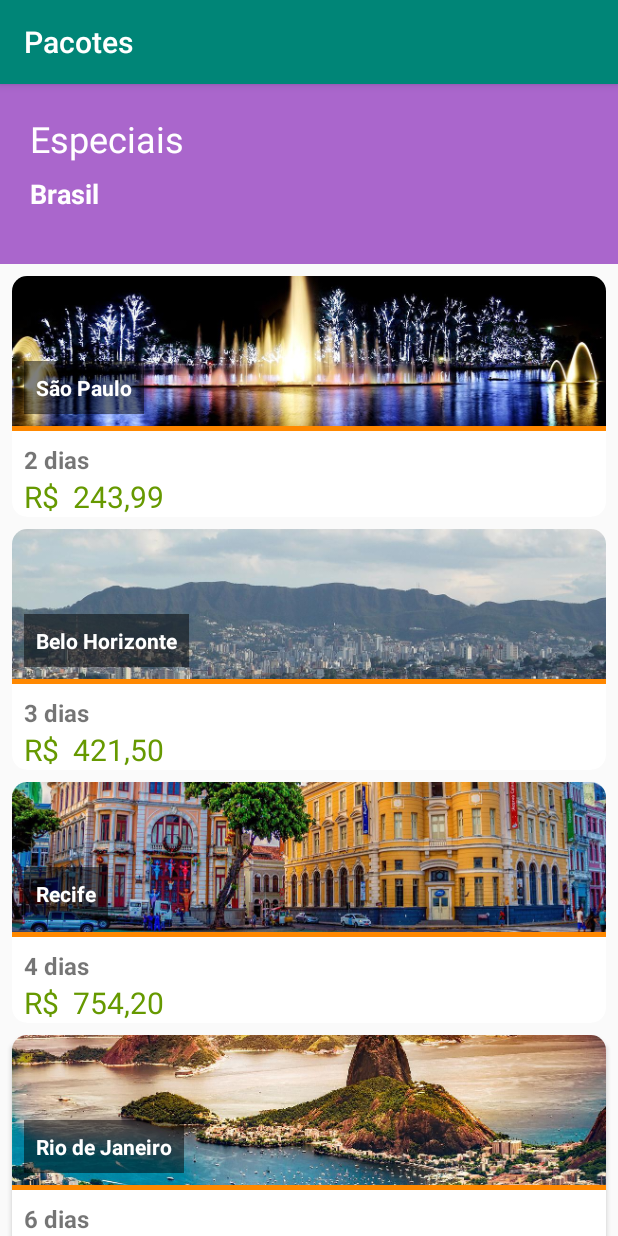
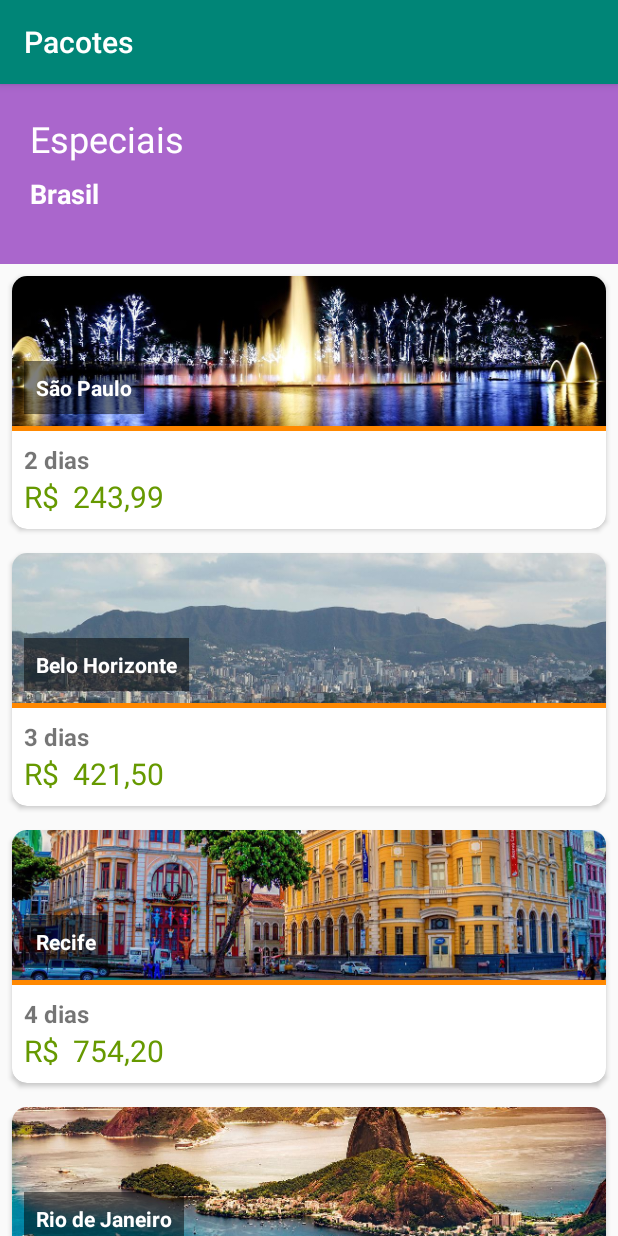
Before and after one commit to raulkfernandes/EasyTravel, an Android app: the screen it shows after launch (PackageListActivity), on a phone screen of 412 x 824 dp. Run offline under Robolectric (Android 15) with nearby library versions, the phone set to English and light mode, and no system bars.

Commit message:
Refactoring ItemPackageList layout

```diff
--- a/app/src/main/res/layout/activity_package_list.xml
+++ b/app/src/main/res/layout/activity_package_list.xml
@@ -1,6 +1,5 @@
 <?xml version="1.0" encoding="utf-8"?>
-<androidx.constraintlayout.widget.ConstraintLayout
-    xmlns:android="http://schemas.android.com/apk/res/android"
+<androidx.constraintlayout.widget.ConstraintLayout xmlns:android="http://schemas.android.com/apk/res/android"
     xmlns:app="http://schemas.android.com/apk/res-auto"
     xmlns:tools="http://schemas.android.com/tools"
     android:layout_width="match_parent"
@@ -18,6 +17,32 @@
         app:layout_constraintVertical_bias="0.0"
         app:srcCompat="@android:color/holo_purple" />
 
+    <ListView
+        android:id="@+id/activity_package_list_listview"
+        android:layout_width="0dp"
+        android:layout_height="0dp"
+        android:divider="@null"
+        android:dividerHeight="0dp"
+        app:layout_constraintBottom_toBottomOf="parent"
+        app:layout_constraintEnd_toEndOf="parent"
+        app:layout_constraintHorizontal_bias="0.0"
+        app:layout_constraintStart_toStartOf="parent"
+        app:layout_constraintTop_toBottomOf="@id/activity_package_list_banner"
+        app:layout_constraintVertical_bias="0.0"
+        tools:listitem="@layout/item_package_list" />
+
+    <TextView
+        android:id="@+id/activity_package_list_country"
+        android:layout_width="wrap_content"
+        android:layout_height="wrap_content"
+        android:layout_marginTop="8dp"
+        android:text="@string/package_list_country"
+        android:textColor="@android:color/white"
+        android:textSize="18sp"
+        android:textStyle="bold"
+        app:layout_constraintStart_toStartOf="@id/actitivy_package_list_title"
+        app:layout_constraintTop_toBottomOf="@id/actitivy_package_list_title" />
+
     <TextView
         android:id="@+id/actitivy_package_list_title"
         android:layout_width="wrap_content"
@@ -33,30 +58,4 @@
         app:layout_constraintTop_toTopOf="@id/activity_package_list_banner"
         app:layout_constraintVertical_bias="0.0" />
 
-    <TextView
-        android:id="@+id/activity_package_list_country"
-        android:layout_width="wrap_content"
-        android:layout_height="wrap_content"
-        android:layout_marginTop="8dp"
-        android:text="@string/package_list_country"
-        android:textColor="@android:color/white"
-        android:textSize="18sp"
-        android:textStyle="bold"
-        app:layout_constraintStart_toStartOf="@id/actitivy_package_list_title"
-        app:layout_constraintTop_toBottomOf="@id/actitivy_package_list_title" />
-
-    <ListView
-        android:id="@+id/activity_package_list_listview"
-        android:layout_width="0dp"
-        android:layout_height="0dp"
-        android:divider="@null"
-        android:dividerHeight="0dp"
-        app:layout_constraintBottom_toBottomOf="parent"
-        app:layout_constraintEnd_toEndOf="parent"
-        app:layout_constraintHorizontal_bias="0.0"
-        app:layout_constraintStart_toStartOf="parent"
-        app:layout_constraintTop_toBottomOf="@id/activity_package_list_banner"
-        app:layout_constraintVertical_bias="0.0"
-        tools:listitem="@layout/item_package_list" />
-
 </androidx.constraintlayout.widget.ConstraintLayout>
--- a/app/src/main/res/layout/item_package_list.xml
+++ b/app/src/main/res/layout/item_package_list.xml
@@ -1,6 +1,5 @@
 <?xml version="1.0" encoding="utf-8"?>
-<androidx.constraintlayout.widget.ConstraintLayout
-    xmlns:android="http://schemas.android.com/apk/res/android"
+<androidx.constraintlayout.widget.ConstraintLayout xmlns:android="http://schemas.android.com/apk/res/android"
     xmlns:app="http://schemas.android.com/apk/res-auto"
     xmlns:tools="http://schemas.android.com/tools"
     android:layout_width="match_parent"
@@ -12,9 +11,11 @@
         android:layout_height="wrap_content"
         android:layout_margin="8dp"
         app:cardCornerRadius="10dp"
+        app:layout_constraintBottom_toBottomOf="parent"
+        app:layout_constraintEnd_toEndOf="parent"
         app:layout_constraintStart_toStartOf="parent"
-        app:layout_constraintEnd_toEndOf="parent"
-        app:layout_constraintTop_toTopOf="parent" >
+        app:layout_constraintTop_toTopOf="parent"
+        app:layout_constraintVertical_bias="0.0">
 
         <androidx.constraintlayout.widget.ConstraintLayout
             android:layout_width="match_parent"
@@ -24,12 +25,12 @@
                 android:id="@+id/item_package_list_image"
                 android:layout_width="0dp"
                 android:layout_height="100dp"
+                android:contentDescription="@string/package_image_description"
                 android:scaleType="centerCrop"
-                tools:src="@sample/packages.json/packages/image"
+                app:layout_constraintEnd_toEndOf="parent"
                 app:layout_constraintStart_toStartOf="parent"
-                app:layout_constraintEnd_toEndOf="parent"
                 app:layout_constraintTop_toTopOf="parent"
-                app:layout_constraintVertical_bias="0.0" />
+                tools:src="@sample/packages.json/packages/image" />
 
             <TextView
                 android:id="@+id/item_package_list_destination"
@@ -41,22 +42,13 @@
                 android:textColor="@android:color/white"
                 android:textSize="14sp"
                 android:textStyle="bold"
-                tools:text="@sample/packages.json/packages/destination"
+                app:layout_constraintBottom_toBottomOf="@id/item_package_list_image"
+                app:layout_constraintEnd_toEndOf="@id/item_package_list_image"
+                app:layout_constraintHorizontal_bias="0.0"
                 app:layout_constraintStart_toStartOf="@id/item_package_list_image"
-                app:layout_constraintEnd_toEndOf="@id/item_package_list_image"
                 app:layout_constraintTop_toTopOf="@id/item_package_list_image"
-                app:layout_constraintBottom_toBottomOf="@id/item_package_list_image"
-                app:layout_constraintHorizontal_bias="0.0"
-                app:layout_constraintVertical_bias="1.0" />
-
-            <View
-                android:id="@+id/item_package_list_divisor"
-                android:layout_width="0dp"
-                android:layout_height="3dp"
-                android:background="@android:color/holo_orange_dark"
-                app:layout_constraintStart_toStartOf="parent"
-                app:layout_constraintEnd_toEndOf="parent"
-                app:layout_constraintTop_toBottomOf="@id/item_package_list_image" />
+                app:layout_constraintVertical_bias="1.0"
+                tools:text="@sample/packages.json/packages/destination" />
 
             <TextView
                 android:id="@+id/item_package_list_stay"
@@ -65,21 +57,32 @@
                 android:layout_margin="8dp"
                 android:textSize="16sp"
                 android:textStyle="bold"
-                tools:text="@sample/packages.json/packages/stay"
+                app:layout_constraintEnd_toEndOf="parent"
+                app:layout_constraintHorizontal_bias="0.0"
                 app:layout_constraintStart_toStartOf="parent"
-                app:layout_constraintEnd_toEndOf="parent"
                 app:layout_constraintTop_toBottomOf="@id/item_package_list_divisor"
-                app:layout_constraintHorizontal_bias="0.0" />
+                tools:text="@sample/packages.json/packages/stay" />
 
             <TextView
                 android:id="@+id/item_package_list_price"
                 android:layout_width="wrap_content"
                 android:layout_height="wrap_content"
+                android:layout_marginBottom="8dp"
                 android:textColor="@android:color/holo_green_dark"
                 android:textSize="20sp"
-                tools:text="@sample/packages.json/packages/price"
+                app:layout_constraintBottom_toBottomOf="parent"
                 app:layout_constraintStart_toStartOf="@id/item_package_list_stay"
-                app:layout_constraintTop_toBottomOf="@id/item_package_list_stay" />
+                app:layout_constraintTop_toBottomOf="@id/item_package_list_stay"
+                tools:text="@sample/packages.json/packages/price" />
+
+            <View
+                android:id="@+id/item_package_list_divisor"
+                android:layout_width="0dp"
+                android:layout_height="3dp"
+                android:background="@android:color/holo_orange_dark"
+                app:layout_constraintEnd_toEndOf="parent"
+                app:layout_constraintStart_toStartOf="parent"
+                app:layout_constraintTop_toBottomOf="@id/item_package_list_image" />
 
         </androidx.constraintlayout.widget.ConstraintLayout>
     </androidx.cardview.widget.CardView>
--- a/app/src/main/res/values/strings.xml
+++ b/app/src/main/res/values/strings.xml
@@ -3,4 +3,5 @@
     <string name="image_description">Initial Banner</string>
     <string name="package_list_title">Especiais</string>
     <string name="package_list_country">Brasil</string>
+    <string name="package_image_description">Destination image preview</string>
 </resources>
```
